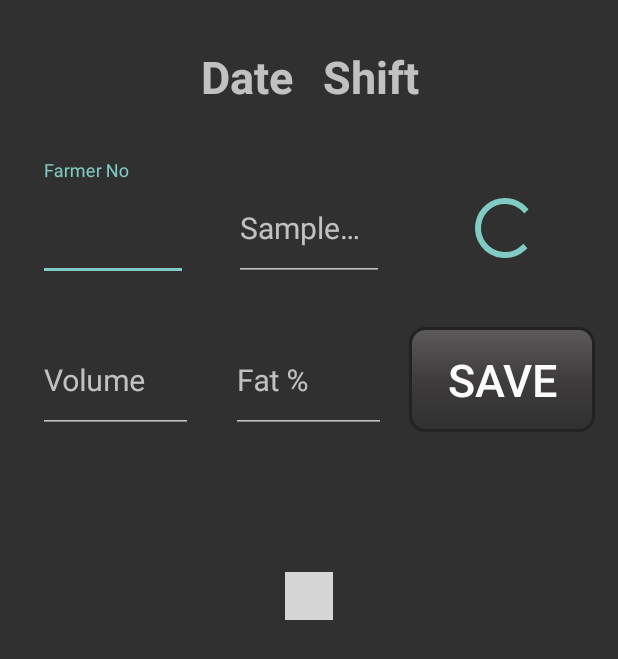
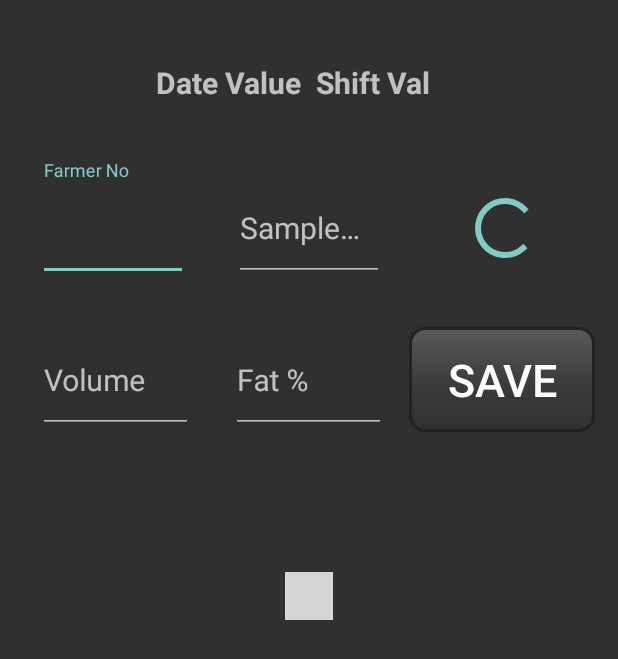
Before and after one commit to sivayapps/DiaryMgmt, an Android app: the layout activity_collect_milk.xml on its own in the app's theme, with its tools: preview values and no code run, on a phone screen of 412 x 824 dp. Shown: the top 659 px of the screen. Run offline under Robolectric (Android 15) with nearby library versions, the phone set to English and light mode, and no system bars; plain views replace SortableTableView; grey boxes are pictures that could not be loaded.

```diff
--- a/app/src/main/java/in/boshanam/diarymgmt/CollectMilkActivity.java
+++ b/app/src/main/java/in/boshanam/diarymgmt/CollectMilkActivity.java
@@ -272,6 +272,10 @@ public class CollectMilkActivity extends BaseAppCompatActivity {
         CollectedMilk collectedMilk = extractCollectedMilkData();
         if (validateInputData(collectedMilk)) {
             if (collectedMilk.isValid()) {
+                //Update cache to avoid missing snapshot events on save to auto refresh cache
+                collectedMilkByFarmerId.put(collectedMilk.getFarmerId(), collectedMilk);
+                collectedMilkBySampleNum.put("" + collectedMilk.getMilkSampleNumber(), collectedMilk);
+
                 errorMessageView.setText("");
                 errorMessageView.setVisibility(View.GONE);
                 FireBaseDao.saveCollectedMilkDetails(this, collectedMilk, new ListenerAdapter() {
--- a/app/src/main/java/in/boshanam/diarymgmt/DairyOwnerProfileSetupActivity.java
+++ b/app/src/main/java/in/boshanam/diarymgmt/DairyOwnerProfileSetupActivity.java
@@ -4,6 +4,7 @@ import android.content.Intent;
 import android.os.Bundle;
 import android.support.annotation.NonNull;
 import android.support.v7.app.AppCompatActivity;
+import android.util.Log;
 import android.view.View;
 import android.widget.Button;
 import android.widget.EditText;
@@ -21,6 +22,7 @@ import in.boshanam.diarymgmt.repository.FireBaseDao;
 import in.boshanam.diarymgmt.util.StringUtils;
 
 public class DairyOwnerProfileSetupActivity extends AppCompatActivity {
+    public static final String TAG = "DairyOwnerProfile";
 
     @BindView(R.id.dairy_name)
     EditText dairyName;
@@ -107,7 +109,9 @@ public class DairyOwnerProfileSetupActivity extends AppCompatActivity {
 
                 @Override
                 public void onFailure(@NonNull Exception e) {
-                    //TODO handle error politely
+                    Log.e(TAG, "get failed with ", e);
+                    Toast.makeText(DairyOwnerProfileSetupActivity.this, "Data Retrieval failed with " + e.getLocalizedMessage(), Toast.LENGTH_LONG).show();
+
                 }
             });
         }
--- a/app/src/main/java/in/boshanam/diarymgmt/LoginActivity.java
+++ b/app/src/main/java/in/boshanam/diarymgmt/LoginActivity.java
@@ -135,7 +135,8 @@ public class LoginActivity extends AppCompatActivity {
                 @Override
                 public void onFailure(@NonNull Exception e) {
                     Log.e(TAG, "get failed with ", e);
-                    Toast.makeText(LoginActivity.this, "Data Retrieval failed with " + e.getLocalizedMessage(), Toast.LENGTH_LONG);
+                    Toast.makeText(LoginActivity.this, "Data Retrieval failed with "
+                            + e.getLocalizedMessage(), Toast.LENGTH_LONG).show();
                 }
             });
         } else {
--- a/app/src/main/res/layout/activity_collect_milk.xml
+++ b/app/src/main/res/layout/activity_collect_milk.xml
@@ -32,30 +32,31 @@
                 android:layout_marginLeft="0dp"
                 android:layout_marginRight="0dp"
                 android:gravity="center"
-                android:textSize="30sp"
                 android:textStyle="bold"
                 />
             <TextView
                 android:id="@+id/collect_milk_date"
                 style="@style/formFieldsHorizontalFlowStyle"
                 android:layout_height="wrap_content"
-                android:layout_marginLeft="0dp"
-                android:layout_marginRight="30dp"
+                android:layout_marginStart="0dp"
+                android:layout_marginEnd="0dp"
+                android:layout_weight="4"
                 android:gravity="end"
-                android:textSize="30sp"
+                android:textSize="20sp"
                 android:textStyle="bold"
-                android:text="Date"
+                android:text="Date Value"
                 />
             <TextView
                 android:id="@+id/collect_milk_shift"
                 style="@style/formFieldsHorizontalFlowStyle"
                 android:layout_height="wrap_content"
-                android:layout_marginLeft="0dp"
-                android:layout_marginRight="0dp"
+                android:layout_marginStart="10dp"
+                android:layout_marginEnd="0dp"
+                android:layout_weight="4"
                 android:gravity="start"
-                android:textSize="30sp"
+                android:textSize="20sp"
                 android:textStyle="bold"
-                android:text="Shift"
+                android:text="Shift Val"
                 />
             <TextView
                 android:id="@+id/collect_milk_filler_2"
@@ -64,7 +65,6 @@
                 android:layout_marginLeft="0dp"
                 android:layout_marginRight="0dp"
                 android:gravity="center"
-                android:textSize="30sp"
                 android:textStyle="bold"
                 />
 
```
Also changed, not shown: app/src/main/java/in/boshanam/diarymgmt/FatEntryActivity.java (+5 -5 lines), app/src/main/java/in/boshanam/diarymgmt/domain/Dairy.java (+14 -0 lines), app/src/main/java/in/boshanam/diarymgmt/domain/Role.java (added, +9 -0 lines), app/src/main/java/in/boshanam/diarymgmt/repository/FireBaseDao.java (+15 -0 lines), app/src/main/res/layout/activity_fat_entry.xml (+9 -10 lines).
